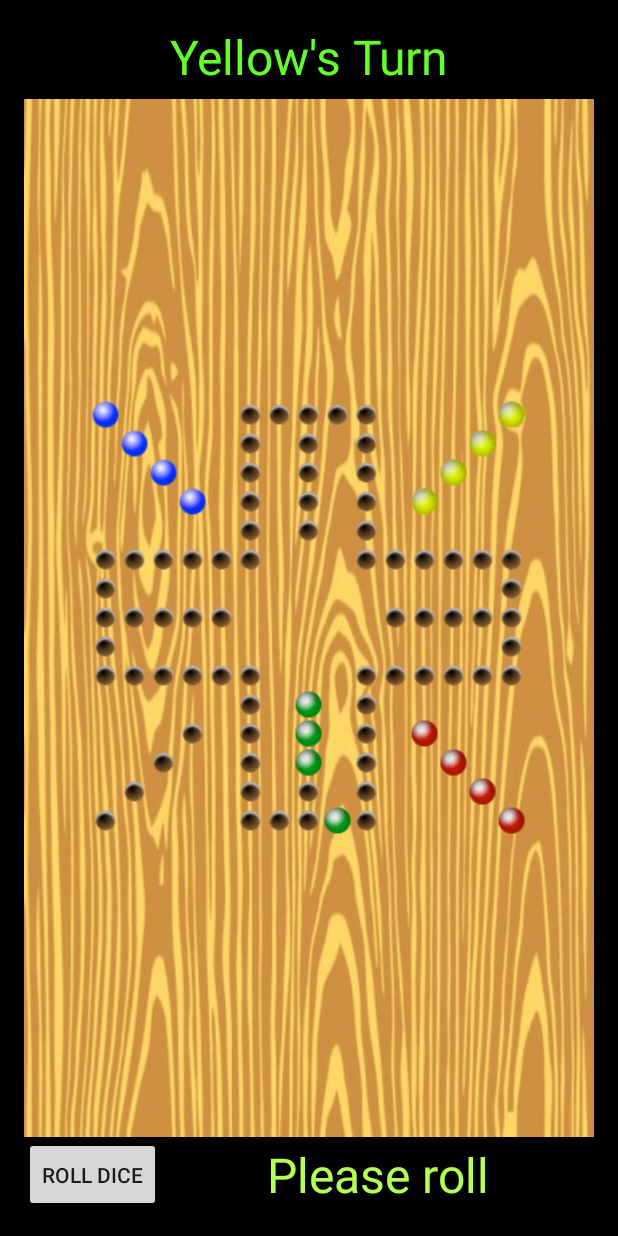
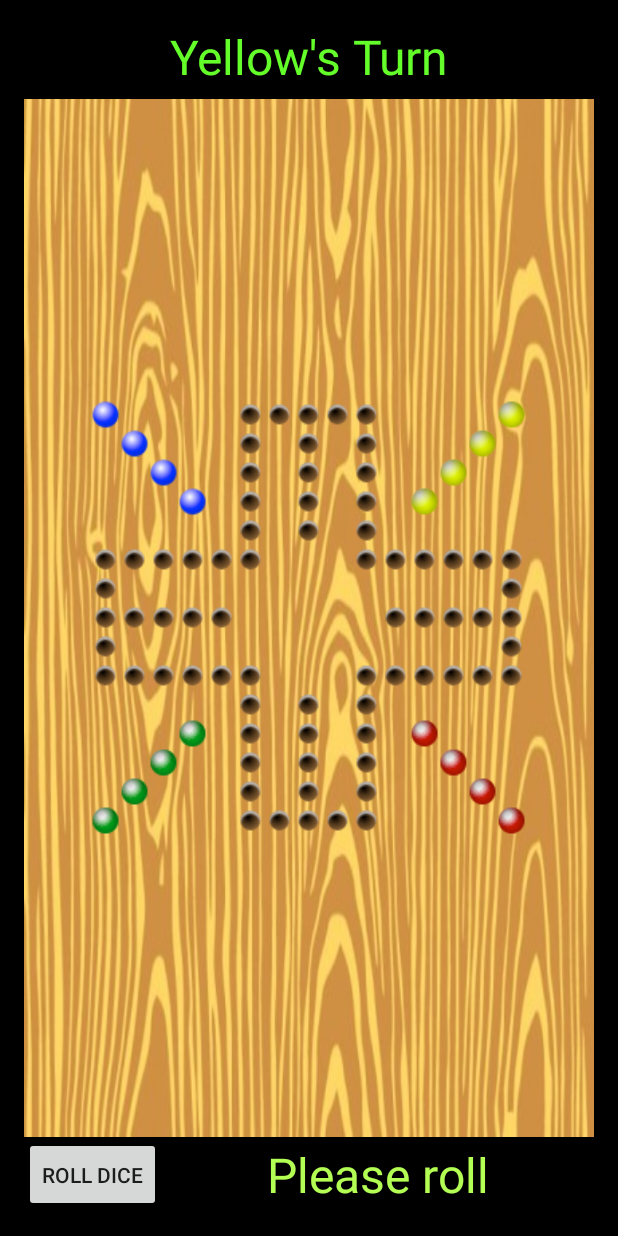
Before and after one commit to drewdemechko/WahooGame, an Android app: the GameActivity screen opened directly, with no data from a screen before it, after a tap on "ROLL DICE", on a phone screen of 412 x 824 dp. Run offline under Robolectric (Android 15) with nearby library versions, the phone set to English and light mode, and no system bars.

Commit message:
Cleaned up code

```diff
--- a/app/src/main/java/mobileapp/wahoogame/GameActivity.java
+++ b/app/src/main/java/mobileapp/wahoogame/GameActivity.java
@@ -51,20 +51,6 @@ public class GameActivity extends Activity {
         //Draws blank 15x15 grid that will represent the board
         GridLayout Board = (GridLayout) findViewById(R.id.GridLayout);
 
-        /*
-        //Displays a dialog at the end of the game
-        EndofGame = new AlertDialog.Builder(this);
-        EndofGame.setMessage("Would you like to play again?"); //Displays winner
-        YesClickListener yes = new YesClickListener();
-        EndofGame.setPositiveButton("New game", yes);
-        ExitClickListener exit = new ExitClickListener();
-        EndofGame.setNegativeButton("Exit", exit);
-        EndofGame.create();
-        EndofGame.show();
-
-        */
-
-
         //Add new imageview objects to layout a blank Board
         for (int i = 0; i < Tiles.length; i++) {
             Tiles[i] = new ImageView(this); // keep a reference of the new ImageViews in array Tiles[]
@@ -100,18 +86,12 @@ public class GameActivity extends Activity {
             Tiles[x].setImageResource(findMarbleColor(currentBoard.player2));
         for (int x: currentBoard.player3.startingLocations)
             Tiles[x].setImageResource(findMarbleColor(currentBoard.player3));
-        //for (int x: currentBoard.player4.startingLocations)
-        //    Tiles[x].setImageResource(findMarbleColor(currentBoard.player4));
-        Tiles[157].setImageResource((findMarbleColor(currentBoard.player4)));
-        Tiles[172].setImageResource((findMarbleColor(currentBoard.player4)));
-        Tiles[187].setImageResource((findMarbleColor(currentBoard.player4)));
-        Tiles[218].setImageResource((findMarbleColor(currentBoard.player4)));
+        for (int x: currentBoard.player4.startingLocations)
+            Tiles[x].setImageResource(findMarbleColor(currentBoard.player4));
 
         //Add player turn to text box
         playerTurn.setText(currentBoard.findPlayer());
     }
-
-
 
     //Returns image of player's marble
     public int findMarbleColor(Player p)
@@ -213,7 +193,7 @@ public class GameActivity extends Activity {
         @Override
         public void onClick(DialogInterface dialog, int which) {
             //Close application
-
+            moveTaskToBack(true);
         }
     }
 
@@ -228,10 +208,8 @@ public class GameActivity extends Activity {
 
 
         public void onClick(View view) {
-
                                 if(hasRolled)
                                     move();
-
     }
 
         //Communicates with GameBoard class make a move
@@ -322,15 +300,6 @@ public class GameActivity extends Activity {
             }
         }
     }
-
-    public void popUp() {
-        AlertDialog.Builder EndofGame = new AlertDialog.Builder(this);
-        EndofGame.setMessage("Would you like to play again?");
-        //EndofGame.setPositiveButton("Yes",YesClickListener);
-        EndofGame.create();
-        EndofGame.show();
-    }
-
     //Initiated at start up of activity
     @Override
     protected void onCreate(Bundle savedInstanceState) {
@@ -364,5 +333,4 @@ public class GameActivity extends Activity {
 
         return super.onOptionsItemSelected(item);
     }
-
-   }
+}
--- a/app/src/main/java/mobileapp/wahoogame/GameBoard.java
+++ b/app/src/main/java/mobileapp/wahoogame/GameBoard.java
@@ -162,16 +162,11 @@ public class GameBoard {
                 //Set new player object
                 player4 = new Player(c);
 
-                //Commented Out for Test GameOver
-                /*
                 for(int i = 12; i <= 15; i++) {
                     //Define starting/home positions
                     holes[i].setFull();
                     holes[i].setColor(player4.getColor());
                 }
-
-
-
 
                 //Set player's start/home positions
                 player4.marble1 = 210;
@@ -183,29 +178,14 @@ public class GameBoard {
                 player4.marble4 = 168;
                 player4.startingLocations[3] = player4.marble4;
 
-                */
-
-                //GameOver Test
-                holes[83].setFull();
-                holes[83].setColor(player4.getColor());
-                holes[82].setFull();
-                holes[82].setColor(player4.getColor());
-                holes[81].setFull();
-                holes[81].setColor(player4.getColor());
-                holes[55].setFull();
-                holes[55].setColor(player4.getColor());
-
-                player4.marble1 = 157;
-                player4.startingLocations[0] = 210;
-                player4.marble2 = 172;
-                player4.startingLocations[1] = 196;
-                player4.marble3 = 187;
-                player4.startingLocations[2] = 182;
-                player4.marble4 = 218;
-                player4.startingLocations[3] = 168;
-                //End of GameOver Test
-
-
+                player4.marble1 = 210;
+                player4.startingLocations[0] = player4.marble1;
+                player4.marble2 = 196;
+                player4.startingLocations[1] = player4.marble2;
+                player4.marble3 = 182;
+                player4.startingLocations[2] = player4.marble3;
+                player4.marble4 = 168;
+                player4.startingLocations[3] = player4.marble4;
 
                 player4.homeLocations[0] = 157;
                 player4.homeLocations[1] = 172;
@@ -227,12 +207,6 @@ public class GameBoard {
 
     public boolean GameOver()
     {
-        //Output winner message
-        //Clear board
-        // the game is over
-        //  output winner
-        //   play again? which will call startgame in the GameActivity class
-
         //Keep track of home positions filled for each player
         int player1count = 0;
         int player2count = 0;
@@ -263,7 +237,6 @@ public class GameBoard {
         int tempOldIndex = current.FindHole(marbleLocation);
         int tempNewIndex = 666;
         int tempNewHole = 666;
-        int oldMarble = 666;        //hold number on player marble selected in case marble is not moved
 
         boolean inStartingLocation = false;
         boolean inHomeLocation = false;
@@ -552,11 +525,9 @@ public class GameBoard {
     //Set dice roll to a new random number (1-6)
     public void setDiceRoll()
     {
-        currentRoll = 2;
-        //currentRoll = diceRoll.nextInt(6)+1;
-        //currentRoll = diceRoll.nextInt(2)+1;
-        //currentRoll = 6;
+        currentRoll = diceRoll.nextInt(6)+1;
     }
+
     public int getCurrentRoll()
     {
         return currentRoll;
--- a/app/src/main/java/mobileapp/wahoogame/MainActivity.java
+++ b/app/src/main/java/mobileapp/wahoogame/MainActivity.java
@@ -35,7 +35,7 @@ public class MainActivity extends Activity {
         // Controls actions when menu items are pressed
         switch (item.getItemId()) {
             case R.id.action_exit:
-                finish();
+                moveTaskToBack(true);
                 return true;
             case R.id.action_settings:
                 //Should open up a new settings activity
```
Also changed, not shown: 1 other file.
